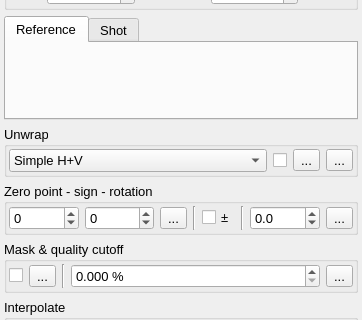
First picture: the form in plugins/Interferometry/Interferometry.ui, repository NeutrinoToolkit/Neutrino, before the edit; both pictures show x 0 to 362 and y 103 to 423 of the 362 by 535 pixel window.
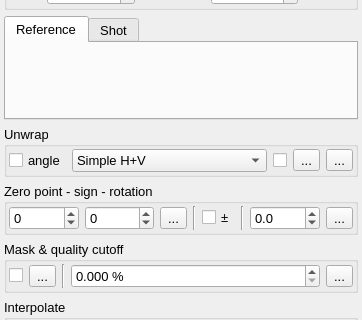
Second picture: the form after the edit. Icons and pictures are not drawn.

Commit message: test unwrap angle

```diff
--- a/plugins/Interferometry/Interferometry.ui
+++ b/plugins/Interferometry/Interferometry.ui
@@ -307,7 +307,7 @@
       <property name="title">
        <string>Unwrap</string>
       </property>
-      <layout class="QHBoxLayout" name="horizontalLayout_3" stretch="1,0,0,0">
+      <layout class="QHBoxLayout" name="horizontalLayout_3" stretch="0,1,0,0,0">
        <property name="leftMargin">
         <number>2</number>
        </property>
@@ -320,6 +320,22 @@
        <property name="bottomMargin">
         <number>2</number>
        </property>
+       <item>
+        <widget class="QCheckBox" name="unwrapAngles">
+         <property name="font">
+          <font>
+           <family>.AppleSystemUIFont</family>
+           <pointsize>10</pointsize>
+          </font>
+         </property>
+         <property name="text">
+          <string>angle</string>
+         </property>
+         <property name="neutrinoSave" stdset="0">
+          <bool>true</bool>
+         </property>
+        </widget>
+       </item>
        <item>
         <widget class="QComboBox" name="method">
          <property name="toolTip">
```
Left out of the diff: 24 changed lines with no effect on the pictures. The commit also changes 3 other files.
